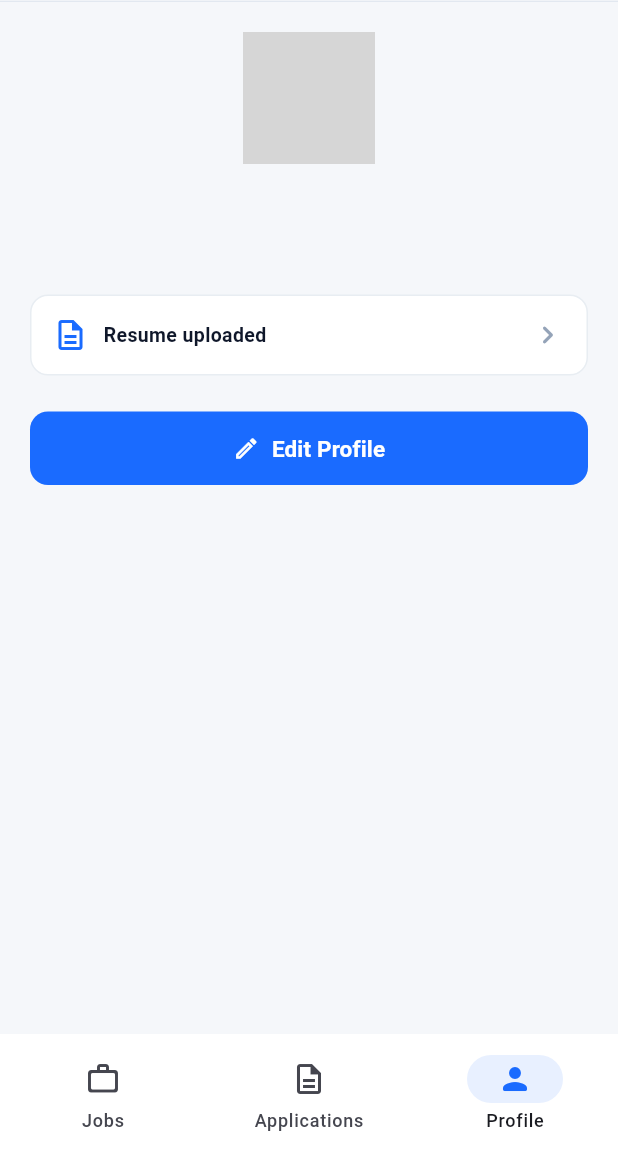
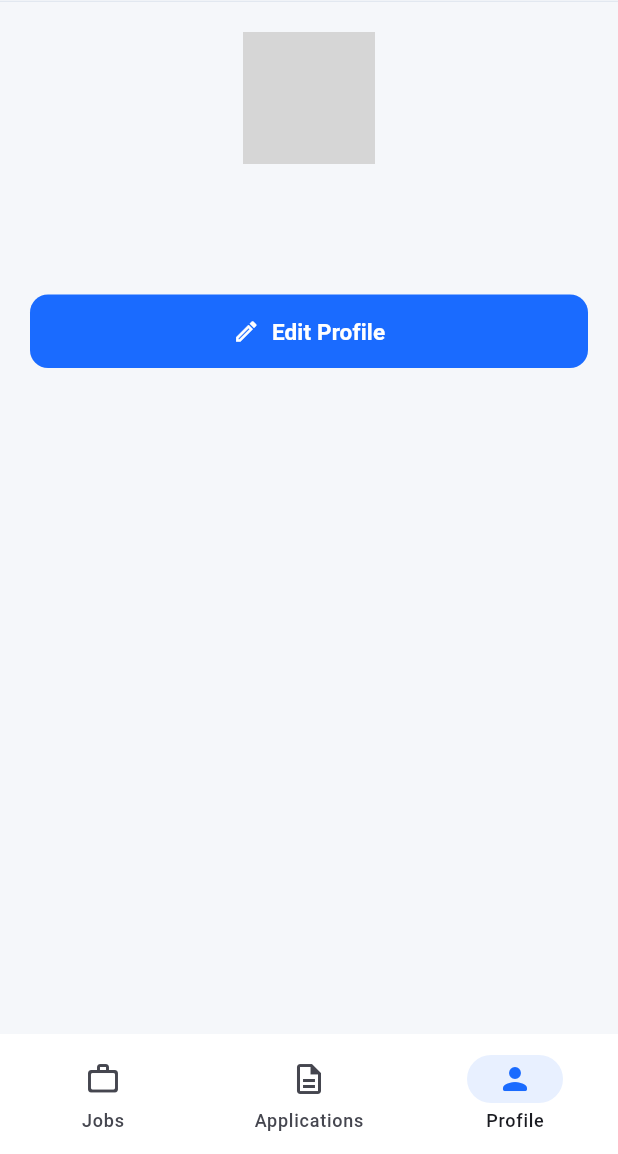
Before and after one commit to arm0nn/SkillLink, a Flutter app: the screen it shows once a user with an empty profile is signed in, item 3 of the bottom bar chosen, on a phone screen of 412 x 824 dp, the part 82-1236 px from its top. Run offline on Flutter 3.47's test engine with Material 3 defaults, Android fonts, the phone set to English and light mode, and no system bars; our stand-ins replace cloud_firestore, firebase_auth, firebase_core; accounts and stored records are empty; network calls fail; grey boxes are pictures that could not be loaded.

Commit message:
Update profile_screen.dart

```diff
--- a/lib/screens/shared/profile_screen.dart
+++ b/lib/screens/shared/profile_screen.dart
@@ -6,15 +6,20 @@ import '../../providers/auth_provider.dart';
 import '../../widgets/custom_button.dart';
 import 'edit_profile_screen.dart';
 
+// profile screen displays current user profile information
+// stateless widget that listens to AppAuthProvider for any user profile changes
 class ProfileScreen extends StatelessWidget {
   const ProfileScreen({super.key});
 
   @override
   Widget build(BuildContext context) {
+    // listen to AppAuthProvider and rebuild whenever the user profile changes
     return Consumer<AppAuthProvider>(
       builder: (context, auth, _) {
         final user = auth.userProfile;
 
+        // placeholder message is shown if user is not signed in
+        // unauthenticated state is handled gracefully
         if (user == null) {
           return const Center(
             child: Text('Sign in to view your profile',
@@ -22,10 +27,12 @@ class ProfileScreen extends StatelessWidget {
           );
         }
 
+        // the main profile screen for the authenticated user
         return SingleChildScrollView(
           padding: const EdgeInsets.all(20),
           child: Column(
             children: [
+              // Profile avatar shows a person icon with a blue background circle.
               CircleAvatar(
                 radius: 44,
                 backgroundColor: AppConfig.primaryBlue.withOpacity(0.1),
@@ -37,45 +44,22 @@ class ProfileScreen extends StatelessWidget {
                     : null,
               ),
               const SizedBox(height: 14),
+
+              // user's name
               Text(user.name,
                   style: const TextStyle(
                       fontSize: 18,
                       fontWeight: FontWeight.w800,
                       color: AppConfig.textDark)),
               const SizedBox(height: 4),
+
+              // user's email address
               Text(user.email,
                   style:
                       const TextStyle(fontSize: 13, color: AppConfig.textMuted)),
               const SizedBox(height: 24),
 
-              // Only show the resume card if a resume exists
-              if (user.resumeUrl != null)
-                Container(
-                  width: double.infinity,
-                  padding: const EdgeInsets.all(14),
-                  decoration: BoxDecoration(
-                    color: Colors.white,
-                    borderRadius: BorderRadius.circular(12),
-                    border: Border.all(color: AppConfig.cardBorder),
-                  ),
-                  child: Row(
-                    children: [
-                      const Icon(Icons.description_outlined,
-                          color: AppConfig.primaryBlue),
-                      const SizedBox(width: 10),
-                      const Expanded(
-                          child: Text('Resume uploaded',
-                              style: TextStyle(
-                                  fontSize: 13,
-                                  fontWeight: FontWeight.w600,
-                                  color: AppConfig.textDark))),
-                      const Icon(Icons.chevron_right_rounded,
-                          color: AppConfig.textFaint),
-                    ],
-                  ),
-                ),
-
-              const SizedBox(height: 24),
+              // edit profile button that goes to edit_profile_screen
               CustomButton(
                 label: 'Edit Profile',
                 icon: Icons.edit_outlined,
```
